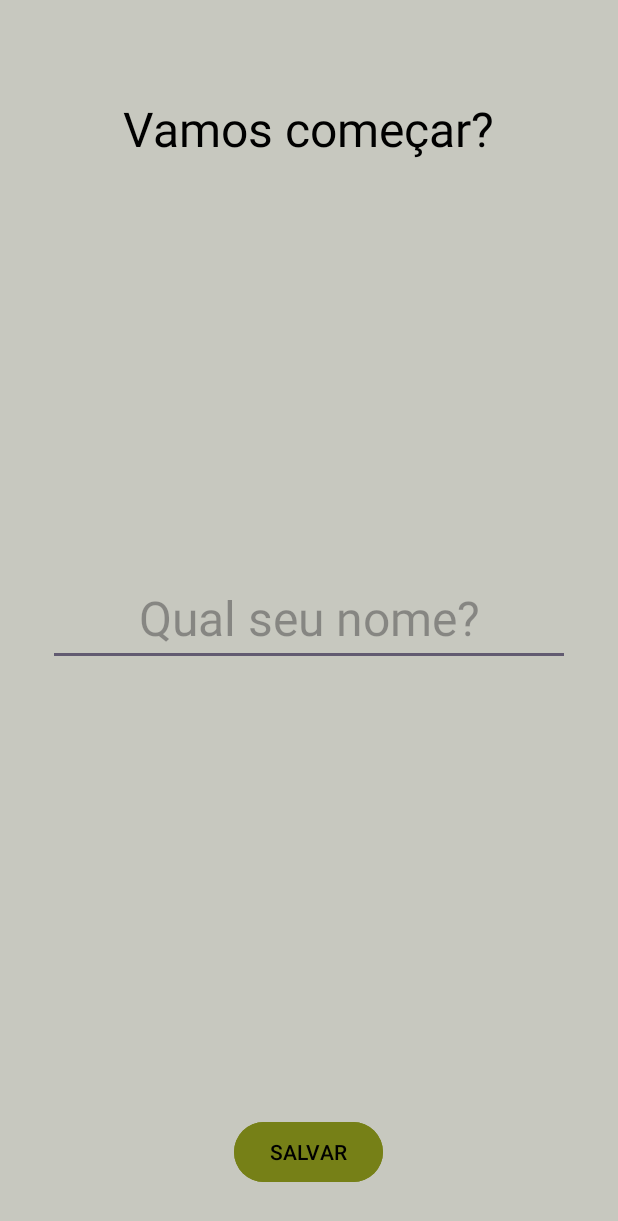
After one commit to leandrodasilvamarques/Motivation, an Android app: the layout activity_user.xml on its own in the app's theme, with its tools: preview values and no code run, on a phone screen of 412 x 824 dp. The commit adds this screen. Shown: the top 1221 px of the screen. Run offline under Robolectric (Android 15) with nearby library versions, the phone set to English and light mode, and no system bars.

Commit message:
nova activity criada: UserActivity.

```diff
--- a/app/build.gradle.kts
+++ b/app/build.gradle.kts
@@ -45,6 +45,8 @@ dependencies {
     implementation(libs.material)
     implementation(libs.androidx.activity)
     implementation(libs.androidx.constraintlayout)
+    implementation(libs.androidx.navigation.fragment.ktx)
+    implementation(libs.androidx.navigation.ui.ktx)
     testImplementation(libs.junit)
     androidTestImplementation(libs.androidx.junit)
     androidTestImplementation(libs.androidx.espresso.core)
--- /dev/null
+++ b/app/src/main/res/layout/activity_user.xml
@@ -0,0 +1,42 @@
+<?xml version="1.0" encoding="utf-8"?>
+<RelativeLayout xmlns:android="http://schemas.android.com/apk/res/android"
+    xmlns:tools="http://schemas.android.com/tools"
+    android:id="@+id/main"
+    android:layout_width="match_parent"
+    android:layout_height="match_parent"
+    tools:context=".UserActivity"
+    android:background="@color/background_all">
+
+    <TextView
+        android:layout_width="wrap_content"
+        android:layout_height="wrap_content"
+        android:layout_centerHorizontal="true"
+        android:layout_marginTop="64dp"
+        android:textSize="32sp"
+        android:textColor="@color/texts"
+        android:text="@string/vamos_comecar"/>
+
+    <EditText
+        android:id="@+id/edit_nome"
+        android:layout_width="match_parent"
+        android:layout_height="wrap_content"
+        android:layout_centerInParent="true"
+        android:hint="@string/qual_seu_nome"
+        android:textSize="32sp"
+        android:textColor="@color/texts"
+        android:gravity="center"
+        android:layout_marginHorizontal="32dp"/>
+
+    <Button
+        android:id="@+id/button_salvar"
+        android:layout_width="wrap_content"
+        android:layout_height="wrap_content"
+        android:layout_alignParentBottom="true"
+        android:layout_centerHorizontal="true"
+        android:layout_marginBottom="32dp"
+        android:text="@string/salvar"
+        android:textAllCaps="true"
+        android:textColor="@color/texts"
+        android:backgroundTint="@color/buttons"/>
+
+</RelativeLayout>
--- /dev/null
+++ b/app/src/main/res/values-land/dimens.xml
@@ -0,0 +1,3 @@
+<resources>
+    <dimen name="fab_margin">48dp</dimen>
+</resources>
--- /dev/null
+++ b/app/src/main/res/values-v23/themes.xml
@@ -0,0 +1,9 @@
+<resources xmlns:tools="http://schemas.android.com/tools">
+
+    <style name="Theme.Motivação" parent="Base.Theme.Motivação">
+        <!-- Transparent system bars for edge-to-edge. -->
+        <item name="android:navigationBarColor">@android:color/transparent</item>
+        <item name="android:statusBarColor">@android:color/transparent</item>
+        <item name="android:windowLightStatusBar">?attr/isLightTheme</item>
+    </style>
+</resources>
--- /dev/null
+++ b/app/src/main/res/values-w1240dp/dimens.xml
@@ -0,0 +1,3 @@
+<resources>
+    <dimen name="fab_margin">200dp</dimen>
+</resources>
--- /dev/null
+++ b/app/src/main/res/values-w600dp/dimens.xml
@@ -0,0 +1,3 @@
+<resources>
+    <dimen name="fab_margin">48dp</dimen>
+</resources>
--- /dev/null
+++ b/app/src/main/res/values/dimens.xml
@@ -0,0 +1,3 @@
+<resources>
+    <dimen name="fab_margin">16dp</dimen>
+</resources>
--- a/app/src/main/res/values/strings.xml
+++ b/app/src/main/res/values/strings.xml
@@ -3,4 +3,9 @@
     <string name="nova_frase">nova frase</string>
     <string name="ola_kotlin">Olá, Kotlin</string>
     <string name="ola_user">Olá, User!</string>
+
+    <!--User-->
+    <string name="qual_seu_nome">Qual seu nome?</string>
+    <string name="salvar">salvar</string>
+    <string name="vamos_comecar">Vamos começar?</string>
 </resources>
--- a/gradle/libs.versions.toml
+++ b/gradle/libs.versions.toml
@@ -9,6 +9,8 @@ appcompat = "1.7.0"
 material = "1.12.0"
 activity = "1.10.1"
 constraintlayout = "2.2.1"
+navigationFragmentKtx = "2.6.0"
+navigationUiKtx = "2.6.0"
 
 [libraries]
 androidx-core-ktx = { group = "androidx.core", name = "core-ktx", version.ref = "coreKtx" }
@@ -19,6 +21,8 @@ androidx-appcompat = { group = "androidx.appcompat", name = "appcompat", version
 material = { group = "com.google.android.material", name = "material", version.ref = "material" }
 androidx-activity = { group = "androidx.activity", name = "activity", version.ref = "activity" }
 androidx-constraintlayout = { group = "androidx.constraintlayout", name = "constraintlayout", version.ref = "constraintlayout" }
+androidx-navigation-fragment-ktx = { group = "androidx.navigation", name = "navigation-fragment-ktx", version.ref = "navigationFragmentKtx" }
+androidx-navigation-ui-ktx = { group = "androidx.navigation", name = "navigation-ui-ktx", version.ref = "navigationUiKtx" }
 
 [plugins]
 android-application = { id = "com.android.application", version.ref = "agp" }
```
Also changed, not shown: app/src/main/AndroidManifest.xml (+10 -4 lines), app/src/main/java/com/leoendemy/motivao/UserActivity.kt (added, +24 -0 lines), app/src/main/res/navigation/nav_graph.xml (added, +28 -0 lines).
